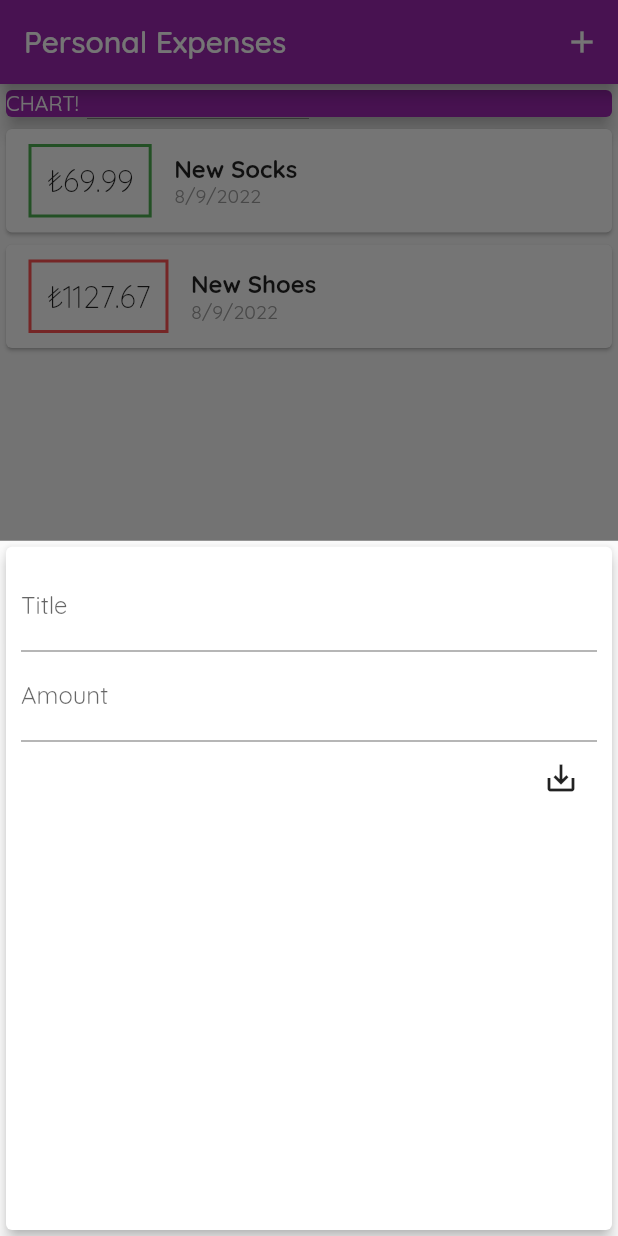
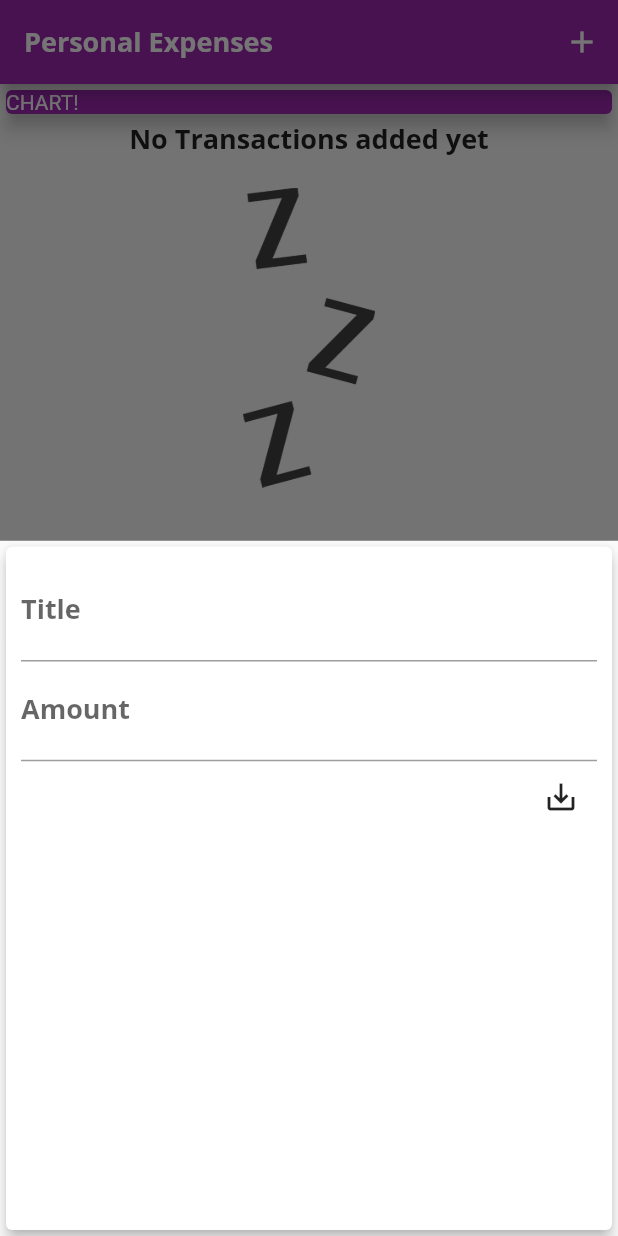
Before and after one commit to ascobani/flutter_lab_2, a Flutter app: the screen it shows after launch, after a tap on the "add" icon, on a phone screen of 412 x 824 dp. Run offline on Flutter 3.47's test engine with Material 2 defaults, Android fonts, the phone set to English and light mode, and no system bars.

Commit message:
transactions photo

```diff
--- a/lib/main.dart
+++ b/lib/main.dart
@@ -13,23 +13,47 @@ class MyApp extends StatelessWidget {
   Widget build(BuildContext context) {
     return MaterialApp(
       title: 'Personal Expenses',
-      home: MyHomePage(),
+      home: const MyHomePage(),
       theme: ThemeData(
         fontFamily: 'Quicksand',
+        textTheme: ThemeData.light().textTheme.copyWith(
+              titleLarge: const TextStyle(
+                  fontFamily: 'Opensans',
+                  fontWeight: FontWeight.bold,
+                  fontSize: 18),
+              titleMedium: const TextStyle(
+                  fontFamily: 'Opensans',
+                  fontWeight: FontWeight.bold,
+                  fontSize: 18),
+              titleSmall: const TextStyle(
+                  fontFamily: 'Opensans',
+                  fontWeight: FontWeight.bold,
+                  fontSize: 18),
+            ),
         primarySwatch: Colors.purple,
+        // ignore: deprecated_member_use
         accentColor: Colors.amber,
+        appBarTheme: const AppBarTheme(
+          toolbarTextStyle: TextStyle(
+            fontFamily: 'OpenSans',
+            fontSize: 30,
+          ),
+        ),
       ),
     );
   }
 }
 
 class MyHomePage extends StatefulWidget {
+  const MyHomePage({super.key});
+
   @override
   State<MyHomePage> createState() => _MyHomePageState();
 }
 
 class _MyHomePageState extends State<MyHomePage> {
   final List<Transaction> _userTransactions = [
+    /*
     Transaction(
       id: 't1',
       title: 'New Socks',
@@ -42,6 +66,7 @@ class _MyHomePageState extends State<MyHomePage> {
       amount: 1127.67,
       date: DateTime.now(),
     ),
+    */
   ];
 
   void _addNewTransaction(String transactionTitle, double transactionAmount) {
--- a/lib/widgets/new_transaction.dart
+++ b/lib/widgets/new_transaction.dart
@@ -3,7 +3,7 @@ import 'package:flutter/material.dart';
 class NewTransaction extends StatefulWidget {
   final Function addTransaction;
 
-  NewTransaction(this.addTransaction, {super.key});
+  const NewTransaction(this.addTransaction, {super.key});
 
   @override
   State<NewTransaction> createState() => _NewTransactionState();
--- a/lib/widgets/transaction_list.dart
+++ b/lib/widgets/transaction_list.dart
@@ -12,7 +12,26 @@ class TransactionList extends StatelessWidget {
   Widget build(BuildContext context) {
     return SizedBox(
       height: 709,
-      child: ListView.builder(
+      child: transactions.isEmpty
+          ? Column(
+              children: <Widget>[
+                Text(
+                  'No Transactions added yet',
+                  style: Theme.of(context).textTheme.titleLarge,
+                ),
+                const SizedBox(
+                  height: 20,
+                ),
+                SizedBox(
+                  height: 200,
+                  child: Image.asset(
+                    'assets/images/waiting.png',
+                    fit: BoxFit.cover,
+                  ),
+                ),
+              ],
+            )
+          : ListView.builder(
               itemBuilder: (ctx, index) {
                 getColor() {
                   if (transactions[index].amount >= 1000) {
@@ -64,7 +83,8 @@ class TransactionList extends StatelessWidget {
                           ),
                           Text(
                             DateFormat.yMd().format(transactions[index].date),
-                      style: const TextStyle(color: Colors.grey, fontSize: 13),
+                            style: const TextStyle(
+                                color: Colors.grey, fontSize: 13),
                           ),
                         ],
                       ),
--- a/pubspec.yaml
+++ b/pubspec.yaml
@@ -60,9 +60,11 @@ flutter:
   uses-material-design: true
 
   # To add assets to your application, add an assets section, like this:
-  # assets:
-  #   - images/a_dot_burr.jpeg
+  assets:
+   - assets/images/waiting.png
   #   - images/a_dot_ham.jpeg
+
+
 
   # An image asset can refer to one or more resolution-specific "variants", see
   # https://flutter.dev/assets-and-images/#resolution-aware
```
Also changed, not shown: assets/images/waiting.png (added). Lines whose indentation alone changed are shown as unchanged.
